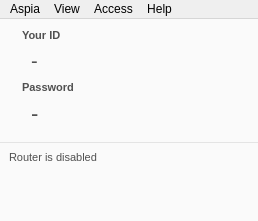
This is source/host/ui/main_window.ui in dchapyshev/aspia as Qt 5 draws it before an edit. The edited form follows.
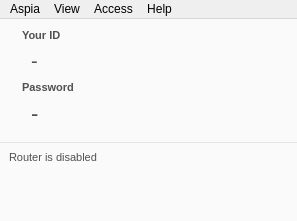
This is the edited form. Icons and pictures are not drawn.

Patch:
```diff
--- a/source/host/ui/main_window.ui
+++ b/source/host/ui/main_window.ui
@@ -6,7 +6,7 @@
    <rect>
     <x>0</x>
     <y>0</y>
-    <width>258</width>
+    <width>297</width>
     <height>221</height>
    </rect>
   </property>
@@ -315,8 +315,8 @@
     <rect>
      <x>0</x>
      <y>0</y>
-     <width>258</width>
-     <height>26</height>
+     <width>297</width>
+     <height>22</height>
     </rect>
    </property>
    <widget class="QMenu" name="menu_aspia">
```
Left out of the diff: 12 changed lines with no effect on the pictures.
